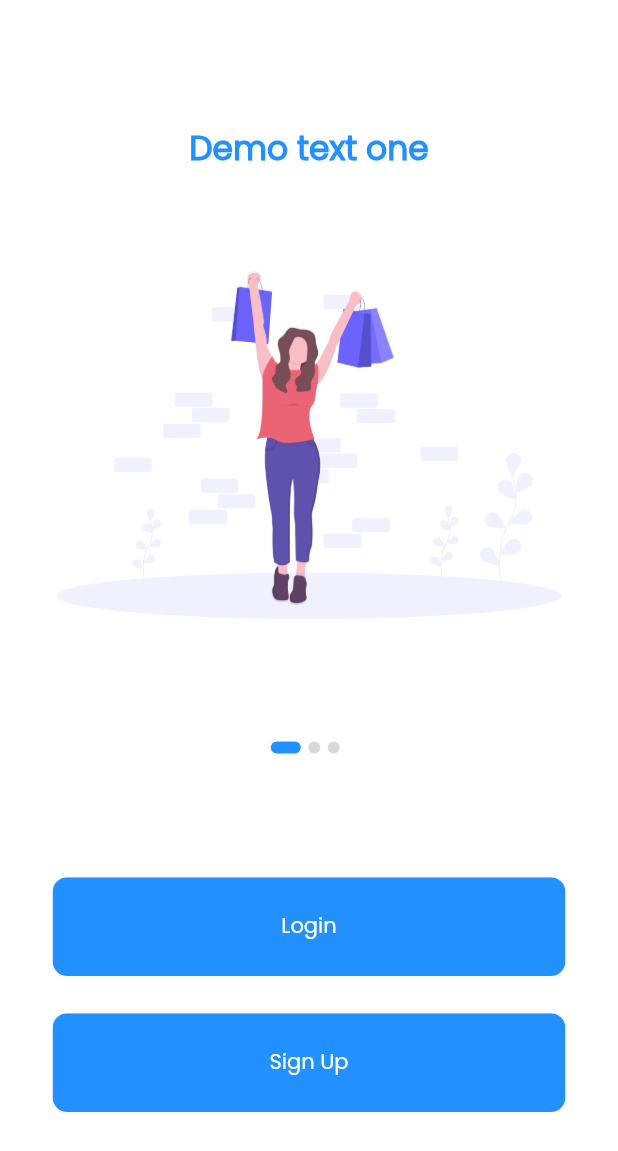
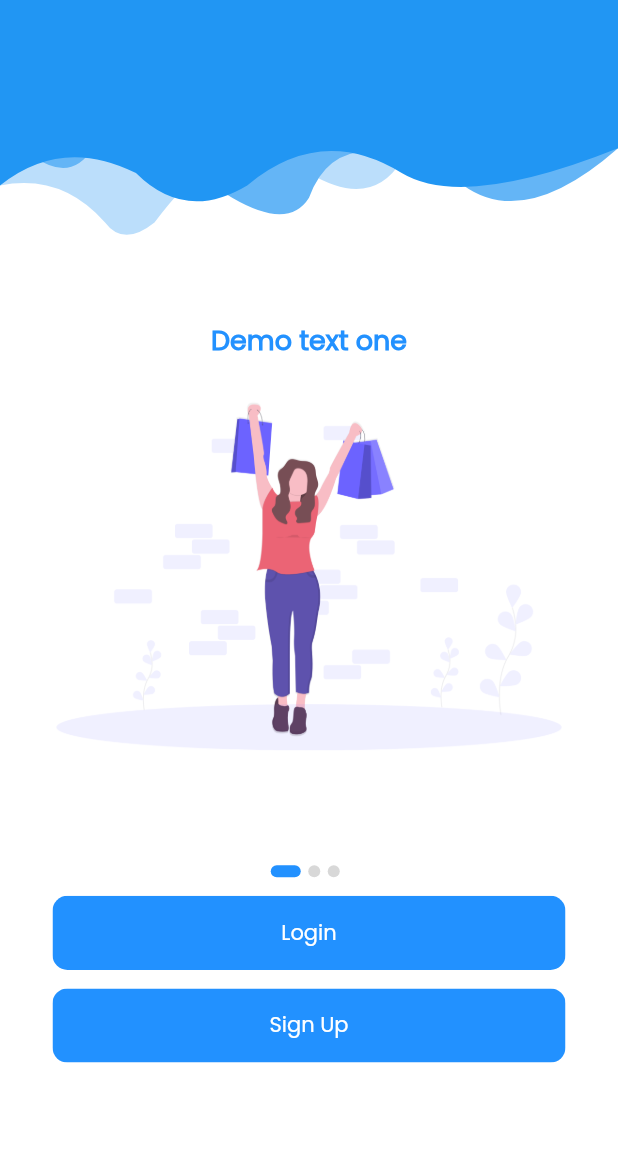
Before and after one commit to tonujewel/SX-Commerce, a Flutter app: the screen it shows after launch, on a phone screen of 412 x 824 dp. Shown: the top 1151 px of the screen. Run offline on Flutter 3.47's test engine with Material 2 defaults, Android fonts, the phone set to English and light mode, and no system bars; our stand-ins replace badges, bottom_navy_bar, carousel_slider, fluttertoast, google_fonts, pin_input_text_field and 2 more.

Commit message:
new design added.

```diff
--- a/lib/Language/Language.dart
+++ b/lib/Language/Language.dart
@@ -42,4 +42,5 @@ class Language {
   String verificationCode = "Verification Code";
   String sentTo = "Sent to";
   String favorite = "Favorite";
+
 }
--- /dev/null
+++ b/lib/components/CustomBackground2.dart
@@ -0,0 +1,88 @@
+import 'package:flutter/material.dart';
+// ignore: must_be_immutable
+class CustomBackground2 extends StatelessWidget {
+  Widget child;
+  double mHeight;
+
+
+  CustomBackground2({Key key, this.child, this.mHeight})
+      : super(
+          key: key,
+        );
+
+  @override
+  Widget build(BuildContext context) {
+    Size size = MediaQuery.of(context).size;
+    return Container(
+      color: Colors.white,
+      child: Stack(
+        children: [
+          Align(
+            alignment: Alignment.topLeft,
+            child: CustomPaint(
+              painter: CurvePainter(),
+              child: SizedBox(
+                  width: size.width,
+                  height:mHeight==null? size.height * 0.2:mHeight
+              ),
+            ),
+          ),
+          Positioned.fill(child: child)
+        ],
+      ),
+    );
+  }
+}
+
+class CurvePainter extends CustomPainter {
+  Color colorOne = Colors.blue;
+  Color colorTwo = Colors.blue[300];
+  Color colorThree = Colors.blue[100];
+
+  @override
+  void paint(Canvas canvas, Size size) {
+    Path path = Path();
+    Paint paint = Paint();
+
+    path.lineTo(0, size.height * 0.75);
+    path.quadraticBezierTo(size.width * 0.10, size.height * 0.70, size.width * 0.17, size.height * 0.90);
+    path.quadraticBezierTo(size.width * 0.20, size.height, size.width * 0.25, size.height * 0.90);
+    path.quadraticBezierTo(size.width * 0.40, size.height * 0.40, size.width * 0.50, size.height * 0.70);
+    path.quadraticBezierTo(size.width * 0.60, size.height * 0.85, size.width * 0.65, size.height * 0.65);
+    path.quadraticBezierTo(size.width * 0.70, size.height * 0.90, size.width, 0);
+    path.close();
+
+    paint.color = colorThree;
+    canvas.drawPath(path, paint);
+
+    path = Path();
+    path.lineTo(0, size.height * 0.50);
+    path.quadraticBezierTo(size.width * 0.10, size.height * 0.80, size.width * 0.15, size.height * 0.60);
+    path.quadraticBezierTo(size.width * 0.20, size.height * 0.45, size.width * 0.27, size.height * 0.60);
+    path.quadraticBezierTo(size.width * 0.45, size.height, size.width * 0.50, size.height * 0.80);
+    path.quadraticBezierTo(size.width * 0.55, size.height * 0.45, size.width * 0.75, size.height * 0.75);
+    path.quadraticBezierTo(size.width * 0.85, size.height * 0.93, size.width, size.height * 0.60);
+    path.lineTo(size.width, 0);
+    path.close();
+
+    paint.color = colorTwo;
+    canvas.drawPath(path, paint);
+
+    path = Path();
+    path.lineTo(0, size.height * 0.75);
+    path.quadraticBezierTo(size.width * 0.10, size.height * 0.55, size.width * 0.22, size.height * 0.70);
+    path.quadraticBezierTo(size.width * 0.30, size.height * 0.90, size.width * 0.40, size.height * 0.75);
+    path.quadraticBezierTo(size.width * 0.52, size.height * 0.50, size.width * 0.65, size.height * 0.70);
+    path.quadraticBezierTo(size.width * 0.75, size.height * 0.85, size.width, size.height * 0.60);
+    path.lineTo(size.width, 0);
+    path.close();
+
+    paint.color = colorOne;
+    canvas.drawPath(path, paint);
+  }
+
+  @override
+  bool shouldRepaint(CustomPainter oldDelegate) {
+    return oldDelegate != this;
+  }
+}
--- a/lib/components/RoundedButton.dart
+++ b/lib/components/RoundedButton.dart
@@ -19,7 +19,7 @@ class RoundedButton extends StatelessWidget {
     Size size = MediaQuery.of(context).size;
     return Container(
       width: size.width * 1,
-      height: size.height * .08,
+      height: size.height * .06,
       child: ClipRRect(
         borderRadius: BorderRadius.circular(10),
         child: FlatButton(
--- a/lib/screens/OrderSuccess/OrderSuccessScreen.dart
+++ b/lib/screens/OrderSuccess/OrderSuccessScreen.dart
@@ -1,7 +1,6 @@
 import 'package:flutter/material.dart';
 import 'package:provider/provider.dart';
 import 'package:sx_commerece/Utils/AppConstant.dart';
-import 'package:sx_commerece/components/CustomBackground.dart';
 import 'package:sx_commerece/screens/OrderSuccess/OrderSuccessProvider.dart';
 
 class OrderSuccessScreen extends StatefulWidget {
--- a/lib/screens/bottomNavigation/home/HomePageProvider.dart
+++ b/lib/screens/bottomNavigation/home/HomePageProvider.dart
@@ -1,7 +1,7 @@
 import 'package:flutter/material.dart';
 import 'package:provider/provider.dart';
 import 'package:sx_commerece/components/appbar/AppBarProvider.dart';
-import 'package:sx_commerece/screens/search_screen.dart';
+import 'package:sx_commerece/screens/SearchScreen/search_screen.dart';
 
 class HomePageProvider with ChangeNotifier {
   BuildContext context;
--- a/lib/screens/main_screen/MainPageProvider.dart
+++ b/lib/screens/main_screen/MainPageProvider.dart
@@ -1,7 +1,7 @@
 import 'package:flutter/material.dart';
 import 'package:sx_commerece/CustomIcon/custom_icon_icons.dart' as CustomIcon;
 import 'package:sx_commerece/main.dart';
-import 'package:sx_commerece/screens/search_screen.dart';
+import 'package:sx_commerece/screens/SearchScreen/search_screen.dart';
 
 class MainPageProvider with ChangeNotifier {
   BuildContext context;
--- a/lib/screens/onBoard/OnBoard.dart
+++ b/lib/screens/onBoard/OnBoard.dart
@@ -1,11 +1,11 @@
 import 'package:flutter/material.dart';
+import 'package:provider/provider.dart';
 import 'package:sx_commerece/Utils/AppConstant.dart';
 import 'package:sx_commerece/components/Animation/FadeAnimation.dart';
+import 'package:sx_commerece/components/CustomBackground2.dart';
 import 'package:sx_commerece/components/RoundedButton.dart';
 import 'package:sx_commerece/main.dart';
-import 'package:sx_commerece/screens/login/Login.dart';
-import 'package:sx_commerece/screens/onBoard/OnBoardContent.dart';
-import 'package:sx_commerece/screens/signUp/SignUp.dart';
+import 'package:sx_commerece/screens/onBoard/OnBoardProvider.dart';
 
 class OnBoard extends StatefulWidget {
   @override
@@ -13,74 +13,82 @@ class OnBoard extends StatefulWidget {
 }
 
 class _OnBoardState extends State<OnBoard> {
-  int currentPage = 0;
+  OnBoardProvider onBoardProvider;
 
   @override
   Widget build(BuildContext context) {
     Size size = MediaQuery.of(context).size;
+    return ChangeNotifierProvider<OnBoardProvider>(
+      create: (_) => OnBoardProvider()..setView(context),
+      child: Consumer<OnBoardProvider>(builder: (context, molde, child) {
+        onBoardProvider = molde;
         return Scaffold(
-      backgroundColor: Colors.white,
-      body: SizedBox(
-        width: double.infinity,
+          body: CustomBackground2(
             child: Column(
-          crossAxisAlignment: CrossAxisAlignment.center,
-          mainAxisAlignment: MainAxisAlignment.center,
-          children: <Widget>[
-            Spacer(),
-            Expanded(
-              flex: 5,
-              child: PageView.builder(
-                onPageChanged: (value) {
-                  setState(() {
-                    currentPage = value;
-                  });
-                },
-                itemCount: onBoardData.length,
-                itemBuilder: (context, index) => OnBoardContent(
-                  text: onBoardData[index]['text'],
-                  image: onBoardData[index]['image'],
-                ),
-              ),
-            ),
-            Expanded(
-              flex: 4,
-              child: Center(
-                child: Column(
-                  children: <Widget>[
+              children: [
+                SizedBox(height: size.height * 0.2),
+                topImageContainer(size),
                 Row(
                   mainAxisAlignment: MainAxisAlignment.center,
                   children: List.generate(onBoardData.length, (index) => buildDot(index: index)),
                 ),
-                    SizedBox(height: size.height * 0.1),
+                SizedBox(height: size.height * 0.015),
                 Column(
                   mainAxisAlignment: MainAxisAlignment.center,
                   crossAxisAlignment: CrossAxisAlignment.center,
                   children: <Widget>[
-                        FadeAnimation(1,Padding(
+                    FadeAnimation(
+                      1,
+                      Padding(
                           padding: EdgeInsets.only(left: 35, right: 35),
                           child: RoundedButton(
                               text: language.login,
                               press: () {
-                                    Navigator.push(context, MaterialPageRoute(builder: (context) => LoginScreen()));
+                                onBoardProvider.gotoLoginPage();
                               })),
                     ),
-                        SizedBox(height: size.height * 0.03),
-                  FadeAnimation(1.5, Padding(
+                    SizedBox(height: size.height * 0.015),
+                    FadeAnimation(
+                        1.5,
+                        Padding(
                             padding: EdgeInsets.only(left: 35, right: 35),
                             child: RoundedButton(
                                 text: language.signUp,
                                 press: () {
-                                  Navigator.push(context, MaterialPageRoute(builder: (context) => SignUp()));
+                                  onBoardProvider.goToSignUpPage();
                                 }))),
                   ],
                 ),
-                    Spacer(),
               ],
             ),
           ),
-            )
+        );
+      }),
+    );
+  }
+
+  Container topImageContainer(Size size) {
+    return Container(
+      height: size.height * .5,
+      width: size.width,
+      child: PageView.builder(
+        onPageChanged: (value) {
+          setState(() {
+            onBoardProvider.currentPage = value;
+          });
+        },
+        itemCount: onBoardData.length,
+        itemBuilder: (context, index) {
+          return Column(
+            mainAxisAlignment: MainAxisAlignment.center,
+            crossAxisAlignment: CrossAxisAlignment.center,
+            children: [
+              Text(onBoardData[index]['text'],
+                  style: TextStyle(color: primaryColor, fontWeight: FontWeight.bold, fontSize: 18)),
+              Image.asset(onBoardData[index]['image'], height: size.height * .35),
             ],
-        ),
+          );
+        },
       ),
     );
   }
@@ -90,9 +98,9 @@ class _OnBoardState extends State<OnBoard> {
       duration: Duration(milliseconds: 200),
       margin: EdgeInsets.only(right: 5),
       height: 8,
-      width: currentPage == index ? 20 : 8,
+      width: onBoardProvider.currentPage == index ? 20 : 8,
       decoration: BoxDecoration(
-        color: currentPage == index ? primaryColor : Color(0xFFD8D8D8),
+        color: onBoardProvider.currentPage == index ? primaryColor : Color(0xFFD8D8D8),
         borderRadius: BorderRadius.circular(5),
       ),
     );
--- a/lib/screens/onBoard/OnBoardContent.dart
+++ /dev/null
@@ -1,29 +0,0 @@
-import 'package:flutter/material.dart';
-import 'package:sx_commerece/Utils/AppConstant.dart';
-
-class OnBoardContent extends StatelessWidget {
-  final String image, text;
-
-  const OnBoardContent({
-    Key key,
-    this.image,
-    this.text,
-  }) : super(key: key);
-
-  @override
-  Widget build(BuildContext context) {
-    Size size = MediaQuery.of(context).size;
-    return Column(
-      children: <Widget>[
-        Text(
-          "$text",
-          style: TextStyle(color: boardTextColor, fontWeight: FontWeight.bold, fontSize: 22),
-        ),
-        Image.asset(
-          '$image',
-          height: size.height * .44,
-        )
-      ],
-    );
-  }
-}
--- /dev/null
+++ b/lib/screens/onBoard/OnBoardProvider.dart
@@ -0,0 +1,26 @@
+import 'package:flutter/material.dart';
+import 'package:sx_commerece/screens/login/Login.dart';
+import 'package:sx_commerece/screens/signUp/SignUp.dart';
+
+class OnBoardProvider with ChangeNotifier {
+  OnBoardProvider();
+
+  BuildContext context;
+  int currentPage = 0;
+
+  void setView(BuildContext context) => this.context = context;
+
+  gotoLoginPage(){
+    Navigator.push(context, MaterialPageRoute(builder: (context) => LoginScreen()));
+  }
+
+  goToSignUpPage(){
+    Navigator.push(context, MaterialPageRoute(builder: (context) => SignUp()));
+  }
+
+
+
+
+
+
+}
--- a/pubspec.yaml
+++ b/pubspec.yaml
@@ -34,8 +34,7 @@ dependencies:
   fluttertoast: ^7.1.1
   # Provider
   provider: ^4.1.3
-  # pin code field => for OTP Page.............new..............
-  pin_code_fields: ^5.2.0
+
   #  pin_input_text_field => for OTP Page .............new...........
   pin_input_text_field: ^3.1.1
   # Rating bar
```
Also changed, not shown: lib/screens/OTP_screen/OTPScreen.dart (+4 -13 lines), lib/screens/forgot_password/ForgotPassword.dart (+15 -11 lines), lib/screens/login/Login.dart (+7 -7 lines), lib/screens/reset_screen/ResetScreen.dart (+14 -10 lines), lib/screens/signUp/SignUp.dart (+9 -9 lines), lib/screens/splash/SplashScreen.dart (+6 -4 lines), lib/screens/SearchScreen/SearchProvider.dart (added), lib/screens/SearchScreen/search_screen.dart (renamed from lib/screens/search_screen.dart), pubspec.lock. Lines whose indentation alone changed are shown as unchanged.
